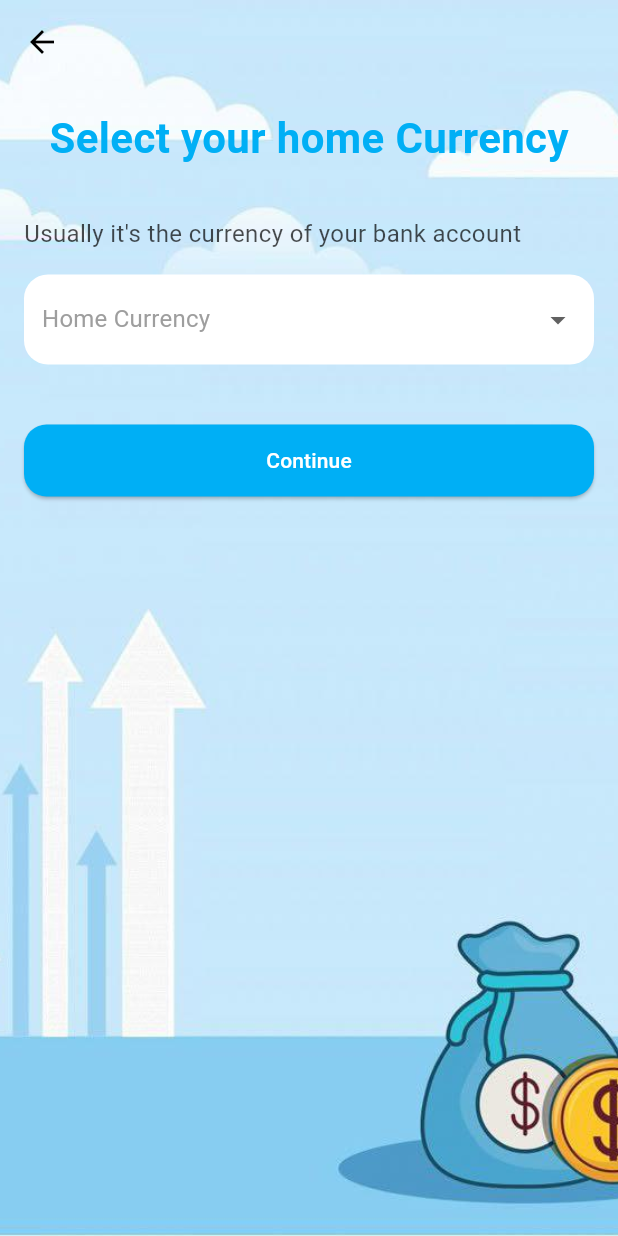
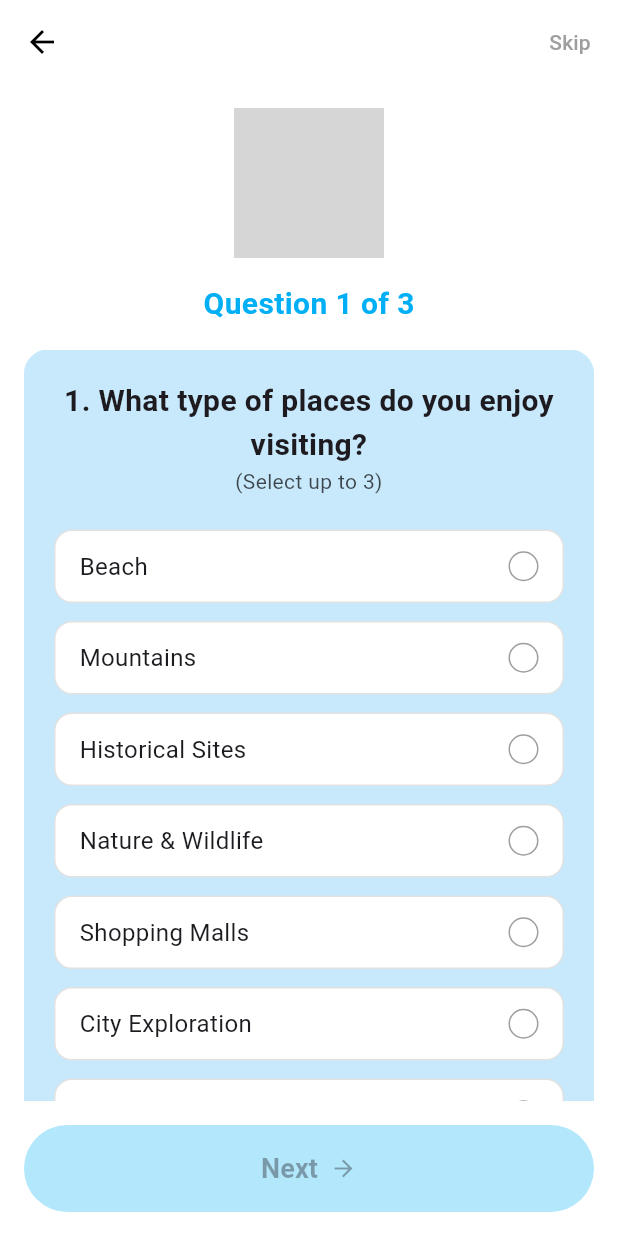
Before and after one commit to kakkannika/Capstone-Project, a Flutter app: the screen it shows after launch, on a phone screen of 412 x 824 dp. Run offline on Flutter 3.47's test engine with Material 3 defaults, Android fonts, the phone set to English and light mode, and no system bars; our stand-ins replace country_picker, iconsax; project files that could hold a hidden picture were left out; grey boxes are pictures that could not be loaded.

Commit message:
question_screen for survey done

```diff
--- a/lib/main.dart
+++ b/lib/main.dart
@@ -1,6 +1,7 @@
 import 'package:flutter/material.dart';
 import 'package:tourism_app/presentation/screens/budget/select_currency_screen.dart';
 import 'package:tourism_app/presentation/screens/auth/get_start_screen.dart';
+import 'package:tourism_app/presentation/screens/question/question_screen.dart';
 
 void main() {
   runApp(MyApp());
@@ -14,7 +15,7 @@ class MyApp extends StatelessWidget {
 
       title: 'Tourism App',
       theme: ThemeData(primarySwatch: Colors.blue),
-      home: SelectCurrencyScreen(),
+      home: QuestionScreen(),
     );
   }
 }
--- /dev/null
+++ b/lib/presentation/screens/question/question_screen.dart
@@ -0,0 +1,310 @@
+import 'package:flutter/material.dart';
+import 'package:tourism_app/presentation/screens/home/home_screen.dart';
+import 'package:tourism_app/presentation/theme/theme.dart';
+
+class QuestionScreen extends StatefulWidget {
+  @override
+  _QuestionScreenState createState() => _QuestionScreenState();
+}
+
+class _QuestionScreenState extends State<QuestionScreen> {
+  int currentIndex = 0;
+
+  final List<Map<String, dynamic>> questions = [
+    {
+      "question": "What type of places do you enjoy visiting?",
+      "options": [
+        "Beach",
+        "Mountains",
+        "Historical Sites",
+        "Nature & Wildlife",
+        "Shopping Malls",
+        "City Exploration",
+        "Local Villages"
+      ],
+      "maxSelection": 3,
+      "minSelection": 1,
+    },
+    {
+      "question": "What activities do you prefer?",
+      "options": [
+        "Adventure (Hiking, Rafting, Ziplining)",
+        "Relaxation (Spas, Resorts, Beaches)",
+        "Cultural Experiences (Temples, Museums, Traditional Events)",
+        "Nightlife (Bars, Clubs, Concerts)",
+        "Food & Dining (Street Food, Fine Dining, Cafés)",
+        "Sightseeing (Famous Landmarks, Scenic Views)"
+      ],
+      "maxSelection": 3,
+      "minSelection": 1,
+    },
+    {
+      "question": "Do you have any special interests?",
+      "options": [
+        "Photography 📸",
+        "Hiking ⛰",
+        "Diving 🤿",
+        "Shopping 🛍",
+        "History & Culture 🏛",
+        "Art 🎨"
+      ],
+      "maxSelection": 3,
+      "minSelection": 1,
+    }
+  ];
+
+  List<List<String>> selectedOptions = [[], [], []];
+
+  void toggleSelection(int questionIndex, String option) {
+    setState(() {
+      if (selectedOptions[questionIndex].contains(option)) {
+        selectedOptions[questionIndex].remove(option);
+      } else {
+        int? maxSelection = questions[questionIndex]["maxSelection"];
+        if (maxSelection == null ||
+            selectedOptions[questionIndex].length < maxSelection) {
+          selectedOptions[questionIndex].add(option);
+        }
+      }
+    });
+  }
+
+  @override
+  Widget build(BuildContext context) {
+    bool canProceed = selectedOptions[currentIndex].length >=
+        questions[currentIndex]["minSelection"];
+    int? maxSelection = questions[currentIndex]["maxSelection"];
+
+    return Scaffold(
+      backgroundColor: DertamColors.white,
+      appBar: AppBar(
+        leading: IconButton(
+          icon: Icon(Icons.arrow_back, color: Colors.black),
+          onPressed: () {
+            if (currentIndex > 0) {
+              setState(() {
+                currentIndex--;
+              });
+            } else {
+              Navigator.of(context).pop();
+            }
+          },
+        ),
+        actions: [
+          TextButton(
+              onPressed: () {
+                Navigator.of(context).pushReplacement(
+                  MaterialPageRoute(builder: (context) => HomeScreen()),
+                );
+              },
+              child: Text("Skip", style: TextStyle(color: DertamColors.grey)))
+        ],
+        backgroundColor: DertamColors.white,
+        elevation: 0,
+      ),
+      body: SafeArea(
+        child: Column(
+          children: [
+
+            Padding(
+              padding: EdgeInsets.fromLTRB(16.0, 16.0, 16.0, 0),
+              child: Column(
+                children: [
+                  // Logo
+                  Center(
+                    child: Image.asset(
+                      'lib/assets/images/Logo.png',
+                      height: 100,
+                      width: 100,
+                    ),
+                  ),
+                  SizedBox(height: DertamSpacings.m),
+                  // Question number indicator
+                  Text(
+                    "Question ${currentIndex + 1} of ${questions.length}",
+                    style: TextStyle(
+                      fontSize: DertamTextStyles.title.fontSize,
+                      fontWeight: FontWeight.bold,
+                      color: DertamColors.primary,
+                    ),
+                  ),
+                  SizedBox(height: DertamSpacings.m),
+                ],
+              ),
+            ),
+
+            // Scrollable content section
+            Expanded(
+              child: Padding(
+                padding: EdgeInsets.symmetric(horizontal: 16.0),
+                child: SingleChildScrollView(
+                  child: Column(
+                    children: [
+                      // Question container with light blue background
+                      Container(
+                        width: double.infinity,
+                        padding: EdgeInsets.all(20),
+                        decoration: BoxDecoration(
+                          color: DertamColors.blueSky,
+                          borderRadius: BorderRadius.circular(DertamSpacings.radius),
+                        ),
+                        child: Column(
+                          children: [
+                            // Question title
+                            Text(
+                              "${currentIndex + 1}. ${questions[currentIndex]["question"]}",
+                              textAlign: TextAlign.center,
+                              style: TextStyle(
+                                fontSize: DertamTextStyles.title.fontSize,
+                                fontWeight: FontWeight.bold,
+                              ),
+                            ),
+                            // Max selection text
+                            if (maxSelection != null)
+                              Text(
+                                "(Select up to $maxSelection)",
+                                textAlign: TextAlign.center,
+                                style: TextStyle(
+                                  fontSize: DertamTextStyles.button.fontSize,
+                                  color: DertamColors.black.withOpacity(0.7),
+                                ),
+                              ),
+                            SizedBox(height: 16),
+                            // Options
+                            ...questions[currentIndex]["options"]
+                                .map<Widget>((option) {
+                              bool isSelected = selectedOptions[currentIndex]
+                                  .contains(option);
+                              return Container(
+                                margin: EdgeInsets.symmetric(vertical: 6),
+                                child: Material(
+                                  borderRadius: BorderRadius.circular(12),
+                                  color: Colors.transparent,
+                                  child: InkWell(
+                                    borderRadius: BorderRadius.circular(12),
+                                    onTap: () =>
+                                        toggleSelection(currentIndex, option),
+                                    child: Container(
+                                      padding: EdgeInsets.symmetric(
+                                          horizontal: 16, vertical: 12),
+                                      decoration: BoxDecoration(
+                                        color: isSelected
+                                            ? DertamColors.blueSky
+                                            : DertamColors.white,
+                                        border: Border.all(
+                                          color: isSelected
+                                              ? DertamColors.primary
+                                              : DertamColors.greyLight,
+                                          width: isSelected ? 2 : 1,
+                                        ),
+                                        borderRadius: BorderRadius.circular(12),
+                                      ),
+                                      child: Row(
+                                        mainAxisAlignment:
+                                            MainAxisAlignment.spaceBetween,
+                                        children: [
+                                          Expanded(
+                                            child: Text(
+                                              option,
+                                              style: TextStyle(
+                                                fontSize: 16,
+                                                fontWeight: isSelected
+                                                    ? FontWeight.bold
+                                                    : FontWeight.normal,
+                                              ),
+                                            ),
+                                          ),
+                                          isSelected
+                                              ? Container(
+                                                  decoration: BoxDecoration(
+                                                    shape: BoxShape.circle,
+                                                    color: DertamColors.primary,
+                                                  ),
+                                                  child: Icon(
+                                                    Icons.check,
+                                                    color: DertamColors.white,
+                                                    size: 18,
+                                                  ),
+                                                )
+                                              : Container(
+                                                  width: 20,
+                                                  height: 20,
+                                                  decoration: BoxDecoration(
+                                                    shape: BoxShape.circle,
+                                                    border: Border.all(
+                                                        color: DertamColors.grey),
+                                                  ),
+                                                ),
+                                        ],
+                                      ),
+                                    ),
+                                  ),
+                                ),
+                              );
+                            }).toList(),
+                          ],
+                        ),
+                      ),
+                      // Space for scrolling beyond the container
+                      SizedBox(height: 80),
+                    ],
+                  ),
+                ),
+              ),
+            ),
+
+            // Fixed footer with Next button
+            Padding(
+              padding: EdgeInsets.all(16.0),
+              child: Container(
+                width: double.infinity,
+                child: ElevatedButton(
+                  onPressed: canProceed
+                      ? () {
+                          if (currentIndex < questions.length - 1) {
+                            setState(() {
+                              currentIndex++;
+                            });
+                          } else {
+                            print("All questions answered: $selectedOptions");
+                            // Navigate to results or next screen
+                            // Navigator.of(context).pushReplacement(
+                            //   MaterialPageRoute(builder: (context) => HomeScreen()),
+                            // );
+
+                          }
+                        }
+                      : null,
+                  style: ElevatedButton.styleFrom(
+                    backgroundColor: DertamColors.primary,
+                    foregroundColor: DertamColors.white,
+                    padding: EdgeInsets.symmetric(vertical: 16),
+                    shape: RoundedRectangleBorder(
+                      borderRadius: BorderRadius.circular(30),
+                    ),
+                    elevation: 0,
+                    disabledBackgroundColor: DertamColors.primary.withOpacity(0.3),
+                  ),
+                  child: Row(
+                    mainAxisAlignment: MainAxisAlignment.center,
+                    children: [
+                      Text(
+                        "Next",
+                        style: TextStyle(
+                          fontSize: 18,
+                          fontWeight: FontWeight.bold,
+                        ),
+                      ),
+                      SizedBox(width: 8),
+                      Icon(Icons.arrow_forward),
+                    ],
+                  ),
+                ),
+              ),
+            ),
+          ],
+        ),
+      ),
+    );
+  }
+}
```
